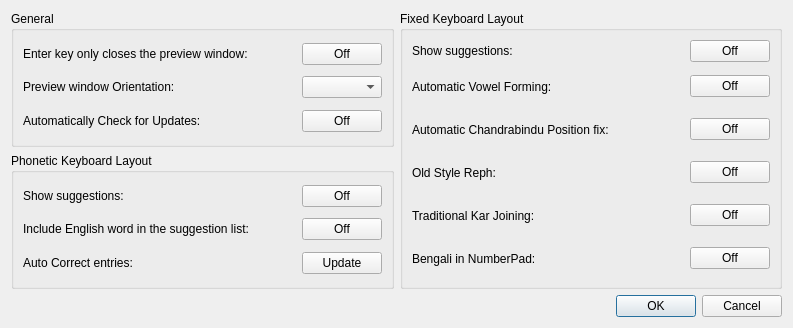
Qt form src/frontend/SettingsDialog.ui (OpenBangla/OpenBangla-Keyboard) before a commit.
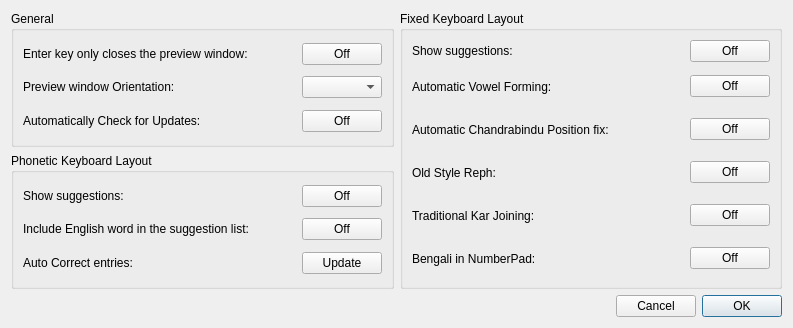
The same form after that commit.

Commit message:
Add menu entry for Layout Viewer, Settings and Quit
Changes in the dialog codes to not quit the whole application when the dialog is closed while TopBar is hiden.

Patch:
```diff
--- a/src/frontend/SettingsDialog.ui
+++ b/src/frontend/SettingsDialog.ui
@@ -428,14 +428,42 @@
     </layout>
    </item>
    <item>
-    <widget class="QDialogButtonBox" name="buttonBox">
-     <property name="orientation">
-      <enum>Qt::Horizontal</enum>
-     </property>
-     <property name="standardButtons">
-      <set>QDialogButtonBox::Cancel|QDialogButtonBox::Ok</set>
-     </property>
-    </widget>
+    <layout class="QHBoxLayout" name="horizontalLayout_3">
+     <item>
+      <spacer name="horizontalSpacer">
+       <property name="orientation">
+        <enum>Qt::Horizontal</enum>
+       </property>
+       <property name="sizeHint" stdset="0">
+        <size>
+         <width>40</width>
+         <height>20</height>
+        </size>
+       </property>
+      </spacer>
+     </item>
+     <item>
+      <layout class="QHBoxLayout" name="horizontalLayout_2">
+       <item>
+        <widget class="QPushButton" name="btnCancel">
+         <property name="text">
+          <string>Cancel</string>
+         </property>
+        </widget>
+       </item>
+       <item>
+        <widget class="QPushButton" name="btnOK">
+         <property name="text">
+          <string>OK</string>
+         </property>
+         <property name="default">
+          <bool>true</bool>
+         </property>
+        </widget>
+       </item>
+      </layout>
+     </item>
+    </layout>
    </item>
   </layout>
  </widget>
```
Left out of the diff: 35 changed lines with no effect on the pictures. The commit also changes 5 other files.
